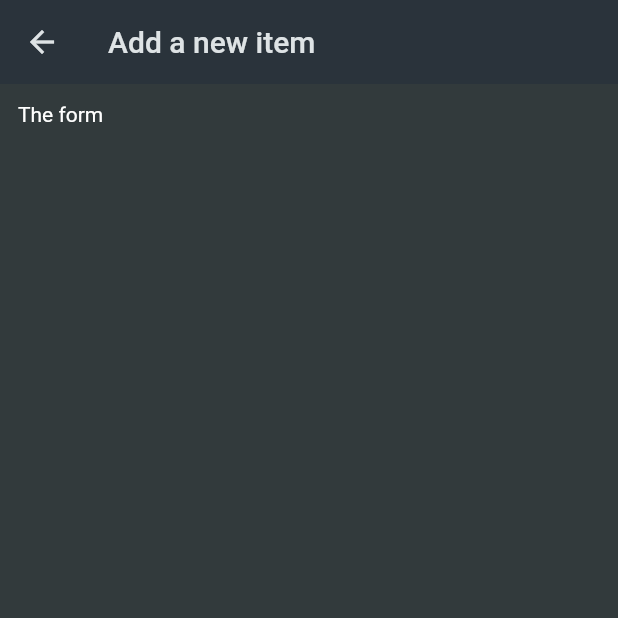
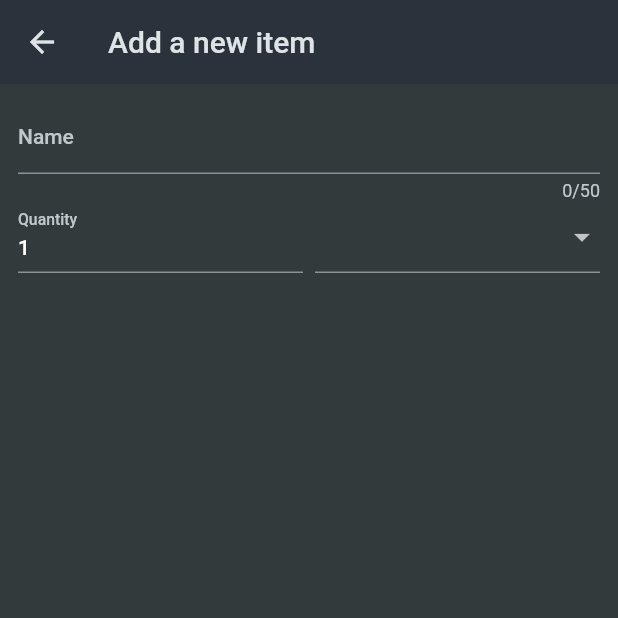
Before and after one commit to jeeturingan/shopping_list, a Flutter app: the NewItem screen opened directly, on a phone screen of 412 x 824 dp, the top half of it. Run offline on Flutter 3.47's test engine with Material 2 defaults, Android fonts, the phone set to English and light mode, and no system bars.

Commit message:
Form & DropdownButton

```diff
--- a/lib/widgets/new_item.dart
+++ b/lib/widgets/new_item.dart
@@ -1,4 +1,6 @@
 import 'package:flutter/material.dart';
+
+import 'package:shopping_list/data/categories.dart';
 
 class NewItem extends StatefulWidget {
   const NewItem({super.key});
@@ -16,9 +18,59 @@ class _NewItemState extends State<NewItem> {
       appBar: AppBar(
         title: const Text('Add a new item'),
       ),
-      body: const Padding(
-        padding: EdgeInsets.all(12),
-        child: Text('The form'),
+      body: Padding(
+        padding: const EdgeInsets.all(12),
+        child: Form(
+          child: Column(
+            children: [
+              TextFormField(
+                maxLength: 50,
+                decoration: const InputDecoration(
+                  label: Text('Name'),
+                ),
+                validator: (value) {
+                  return 'Demo...';
+                },
+              ), // instead of TextField()
+              Row(
+                crossAxisAlignment: CrossAxisAlignment.end,
+                children: [
+                  Expanded(
+                    child: TextFormField(
+                      decoration: const InputDecoration(
+                        label: Text('Quantity'),
+                      ),
+                      initialValue: '1',
+                    ),
+                  ),
+                  const SizedBox(width: 8),
+                  Expanded(
+                    child: DropdownButtonFormField(
+                      items: [
+                        for (final category in categories.entries)
+                          DropdownMenuItem(
+                            value: category.value,
+                            child: Row(
+                              children: [
+                                Container(
+                                  width: 16,
+                                  height: 16,
+                                  color: category.value.color,
+                                ),
+                                const SizedBox(width: 6),
+                                Text(category.value.title),
+                              ],
+                            ),
+                          ),
+                      ],
+                      onChanged: (value) {},
+                    ),
+                  ),
+                ],
+              ),
+            ],
+          ),
+        ),
       ),
     );
   }
```
